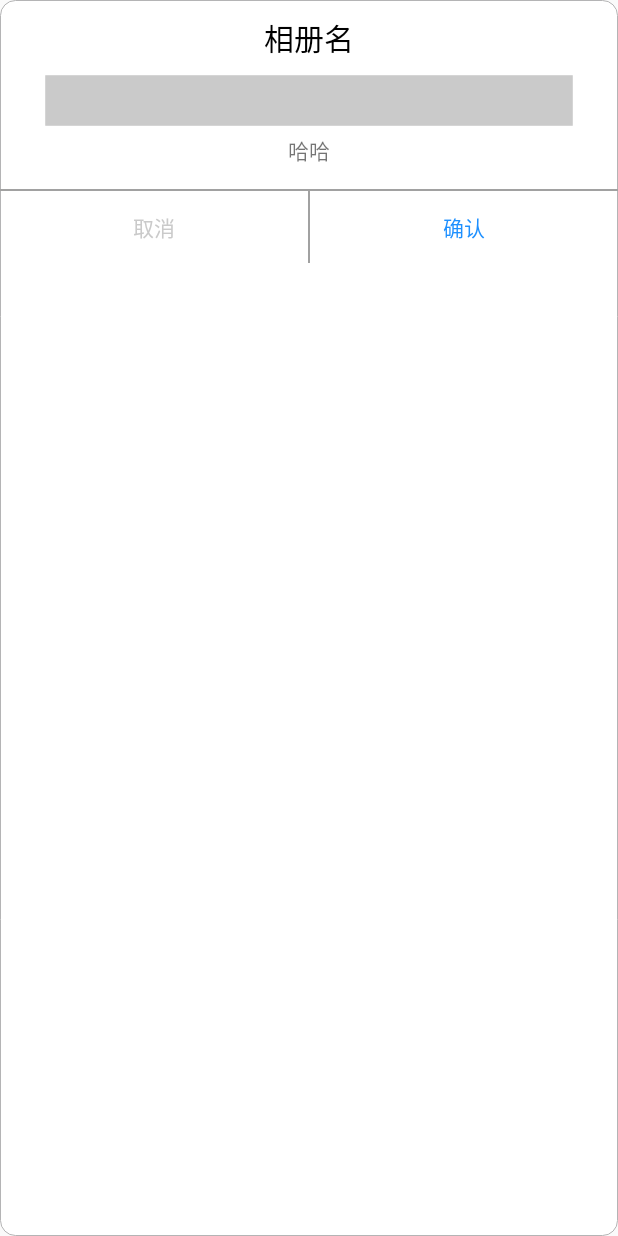
After one commit to leenickcode/ToolLibrary, an Android app: the layout default_dialog.xml on its own in the app's theme, with its tools: preview values and no code run, on a phone screen of 412 x 824 dp. The commit adds this screen. Run offline under Robolectric (Android 15) with nearby library versions, the phone set to English and light mode, and no system bars.

Commit message:
添加 默认dialog

```diff
--- a/app/src/main/java/com/lee/toollibrary/ViewFragment.kt
+++ b/app/src/main/java/com/lee/toollibrary/ViewFragment.kt
@@ -60,6 +60,10 @@ class ViewFragment : BaseFragment() {
                 "圆形imageView"->{
 
                 }
+                "Dialog"->{
+                    val intent = Intent(activity, DialogActivity::class.java)
+                    startActivity(intent)
+                }
                 "九宫格imageView"->{
 
                 }
@@ -69,7 +73,6 @@ class ViewFragment : BaseFragment() {
                 }
                 "自定义短线Tab"->{
                     val intent = Intent(activity, TabActivity::class.java)
-//                    intent.putExtra("type", data)
                     startActivity(intent)
                 }
                 "下拉列表"->{
--- /dev/null
+++ b/app/src/main/res/drawable/default_dialog_edit.xml
@@ -0,0 +1,10 @@
+<?xml version="1.0" encoding="utf-8"?>
+<shape xmlns:android="http://schemas.android.com/apk/res/android">
+    <solid android:color="#cacaca" />
+    <!-- 边框 -->
+    <stroke android:width="0.5dp" android:color="#4DB4B4B4" />
+    <!-- 圆角 -->
+    <padding
+        android:bottom="5dp"
+        android:top="5dp" />
+</shape>
--- /dev/null
+++ b/app/src/main/res/drawable/selector_right.xml
@@ -0,0 +1,14 @@
+<?xml version="1.0" encoding="utf-8"?>
+<selector xmlns:android="http://schemas.android.com/apk/res/android" >
+    <item android:state_checked="false" android:state_enabled="true" >
+        <shape>
+            <!-- 实心 -->
+            <solid android:color="#FFF" />
+            <!-- 边框 -->
+            <stroke android:width="0.5dp" android:color="#b4b4b5" />
+            <!-- 圆角 -->
+            <corners android:radius="10dp" />
+        </shape>
+    </item>
+
+</selector>
--- /dev/null
+++ b/app/src/main/res/layout/default_dialog.xml
@@ -0,0 +1,81 @@
+<?xml version="1.0" encoding="utf-8"?>
+<LinearLayout xmlns:android="http://schemas.android.com/apk/res/android"
+    android:layout_width="match_parent"
+    android:layout_height="match_parent"
+    android:background="@drawable/selector_right"
+    xmlns:tools="http://schemas.android.com/tools"
+    android:orientation="vertical">
+
+    <TextView
+        android:layout_margin="10dp"
+        android:id="@+id/tv_title"
+        android:layout_width="wrap_content"
+        android:layout_height="wrap_content"
+        android:layout_gravity="center"
+        android:textSize="20sp"
+        android:paddingLeft="5dp"
+        android:paddingRight="5dp"
+        android:textColor="#000000"
+        android:gravity="center"
+        android:text="相册名" />
+
+    <EditText
+        android:layout_marginLeft="30dp"
+        android:layout_marginRight="30dp"
+        android:id="@+id/et_nickname"
+        android:layout_width="match_parent"
+        android:layout_height="wrap_content"
+        android:background="@drawable/default_dialog_edit" />
+    <ImageView
+        android:layout_width="wrap_content"
+        android:layout_height="wrap_content"
+        android:layout_gravity="center"
+        android:id="@+id/iv_dialog"
+        android:visibility="gone"
+        tools:src="@mipmap/ic_launcher"/>
+    <TextView
+        android:id="@+id/tv_prompt"
+        android:layout_width="match_parent"
+        android:layout_height="wrap_content"
+        android:gravity="center"
+        android:padding="5dp"
+        tools:text="哈哈"/>
+    <View
+
+        android:layout_marginTop="10dp"
+        android:layout_width="match_parent"
+        android:background="#A1A1A1"
+        android:layout_height="1dp">
+
+    </View>
+
+    <LinearLayout
+        android:layout_width="match_parent"
+        android:layout_height="wrap_content"
+        android:layout_gravity="center_horizontal"
+       >
+
+        <Button
+            android:id="@+id/bt_cancel"
+            style="?android:attr/borderlessButtonStyle"
+            android:layout_width="0dp"
+            android:layout_height="wrap_content"
+            android:textColor="#cacaca"
+            android:layout_weight="1"
+            android:text="取消" />
+        <View
+            android:layout_width="1dp"
+            android:id="@+id/view_line"
+            android:layout_height="match_parent"
+            android:background="#A1A1A1"></View>
+
+        <Button
+            android:id="@+id/bt_confirm"
+            style="?android:attr/borderlessButtonStyle"
+            android:layout_width="0dp"
+            android:layout_height="wrap_content"
+            android:layout_weight="1"
+            android:textColor="#1e90ff"
+            android:text="确认" />
+    </LinearLayout>
+</LinearLayout>
```
Also changed, not shown: app/src/main/java/com/lee/toollibrary/DialogActivity.kt (+33 -13 lines), app/src/main/java/com/lee/toollibrary/adapters/DialogAdapter.kt (added, +20 -0 lines), app/src/main/java/com/lee/toollibrary/dialogs/IosDefaultDialog.java (added, +273 -0 lines), app/src/main/res/layout/activity_dialog.xml (+4 -5 lines).
